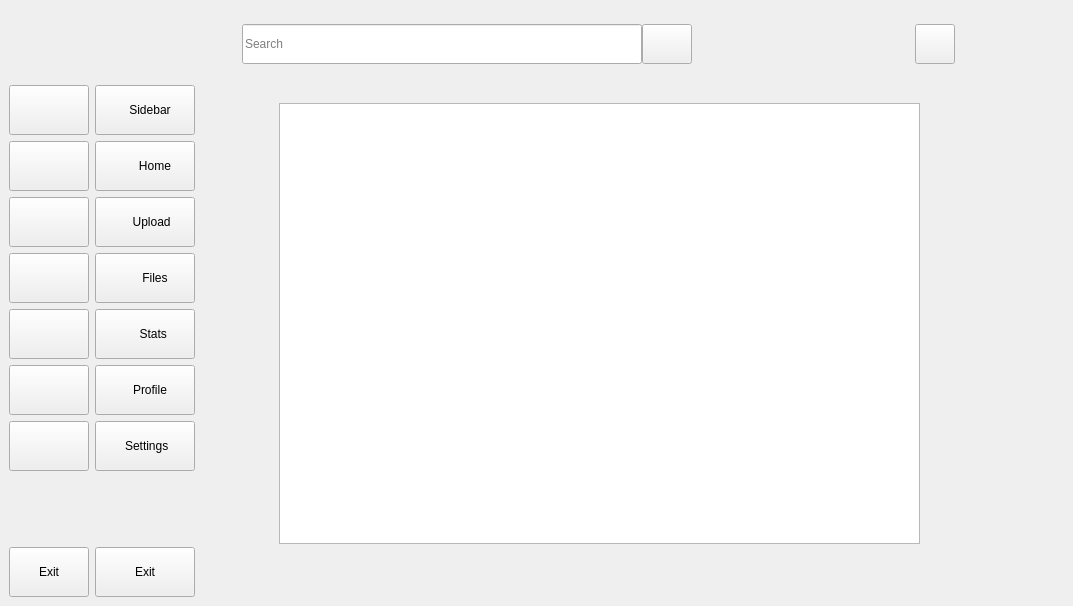
Ulaaka/Desktop-based-financial-application-for-personal-finance, file financial_app_ui.ui: the form before one commit.
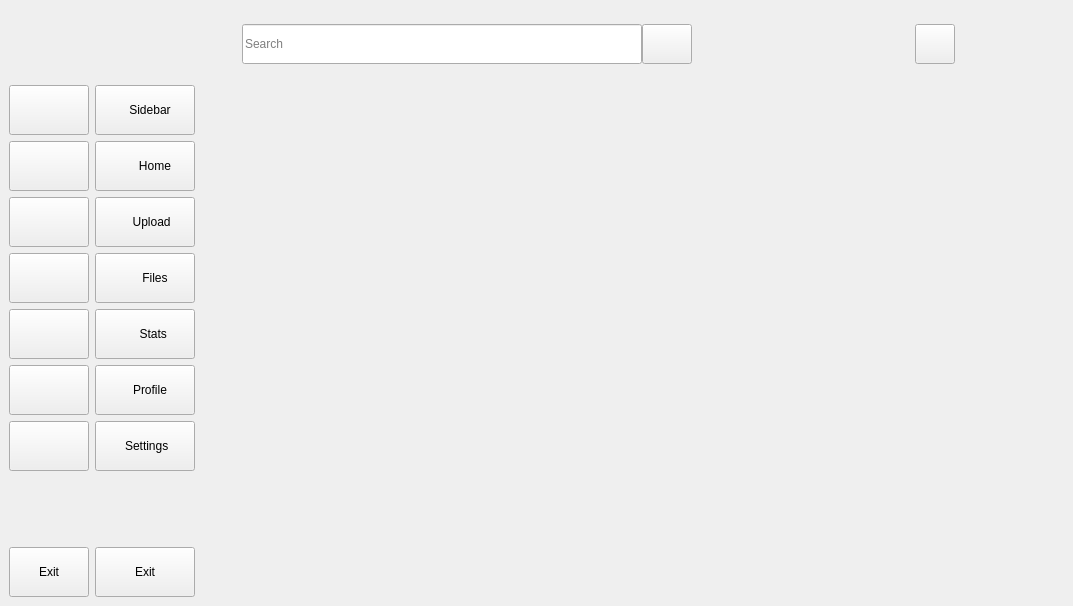
The form after the commit. The open tabs and pages were chosen to show the change. Icons and pictures are not drawn.

Commit message: fixing the output of the file processing

Patch:
```diff
--- a/financial_app_ui.ui
+++ b/financial_app_ui.ui
@@ -808,7 +808,7 @@
              </widget>
             </widget>
             <widget class="QWidget" name="upload_page">
-             <layout class="QVBoxLayout" name="verticalLayout_7">
+             <layout class="QHBoxLayout" name="horizontalLayout_4">
               <item>
                <widget class="QStackedWidget" name="upload_stack">
                 <widget class="QWidget" name="page">
@@ -859,16 +859,7 @@
                  </widget>
                 </widget>
                 <widget class="QWidget" name="page_2">
-                 <widget class="QTextEdit" name="live_output">
-                  <property name="geometry">
-                   <rect>
-                    <x>60</x>
-                    <y>0</y>
-                    <width>641</width>
-                    <height>441</height>
-                   </rect>
-                  </property>
-                 </widget>
+                 <layout class="QVBoxLayout" name="verticalLayout_8"/>
                 </widget>
                </widget>
               </item>
```
The commit also changes 13 other files.
